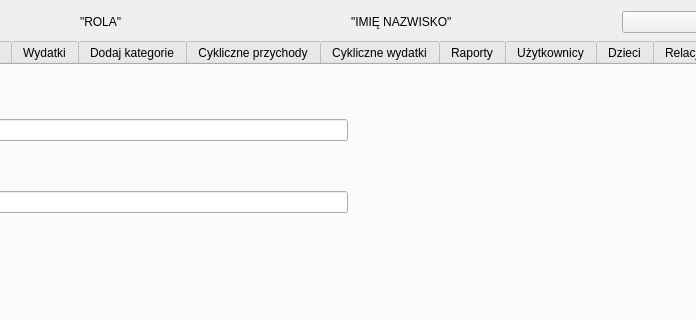
Qt form ui/User_Panel.ui (Dawid-Robak-IG/BUDZET_DOMOWY) before a commit; both pictures show x 202 to 898 and y 0 to 320 of the 1100 by 527 pixel window.
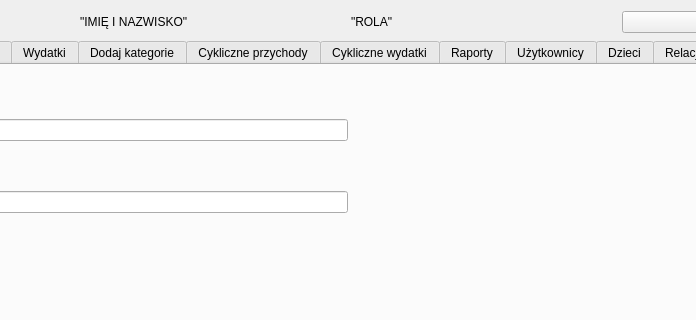
The same form after that commit. The open tabs and pages were chosen to show the change.

```diff
--- a/ui/User_Panel.ui
+++ b/ui/User_Panel.ui
@@ -29,14 +29,14 @@
      <item>
       <widget class="QLabel" name="label_name">
        <property name="text">
-        <string>&quot;ROLA&quot;</string>
+        <string>&quot;IMIĘ I NAZWISKO&quot;</string>
        </property>
       </widget>
      </item>
      <item>
       <widget class="QLabel" name="label_role">
        <property name="text">
-        <string>&quot;IMIĘ NAZWISKO&quot;</string>
+        <string>&quot;ROLA&quot;</string>
        </property>
       </widget>
      </item>
```
Left out of the diff: 26 changed lines with no effect on the pictures.
